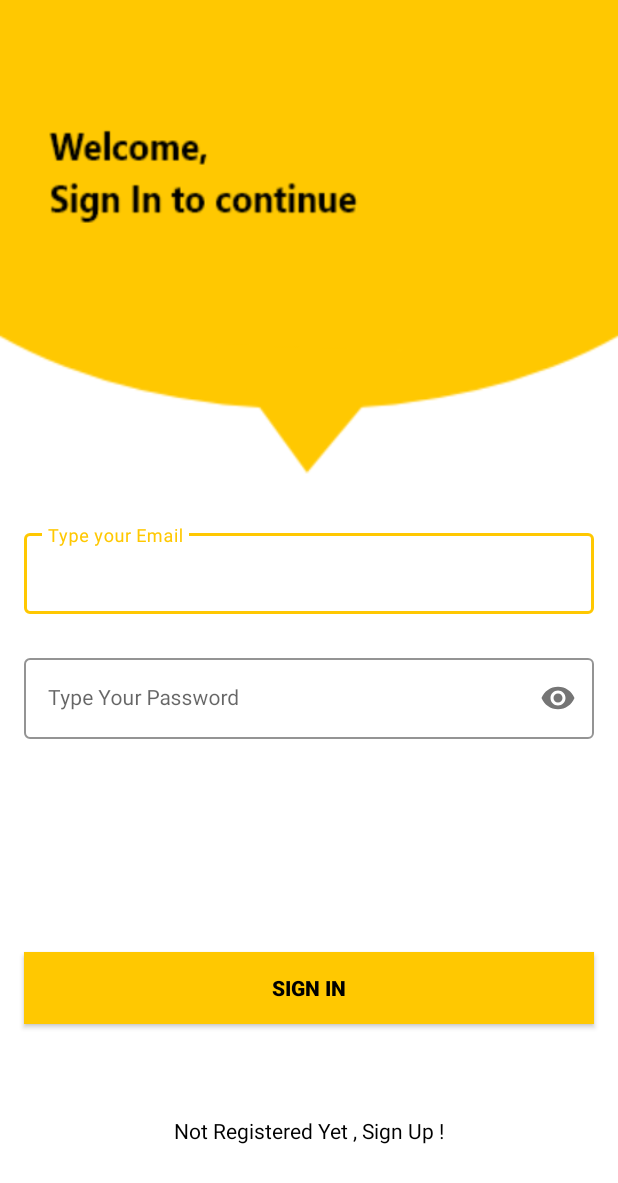
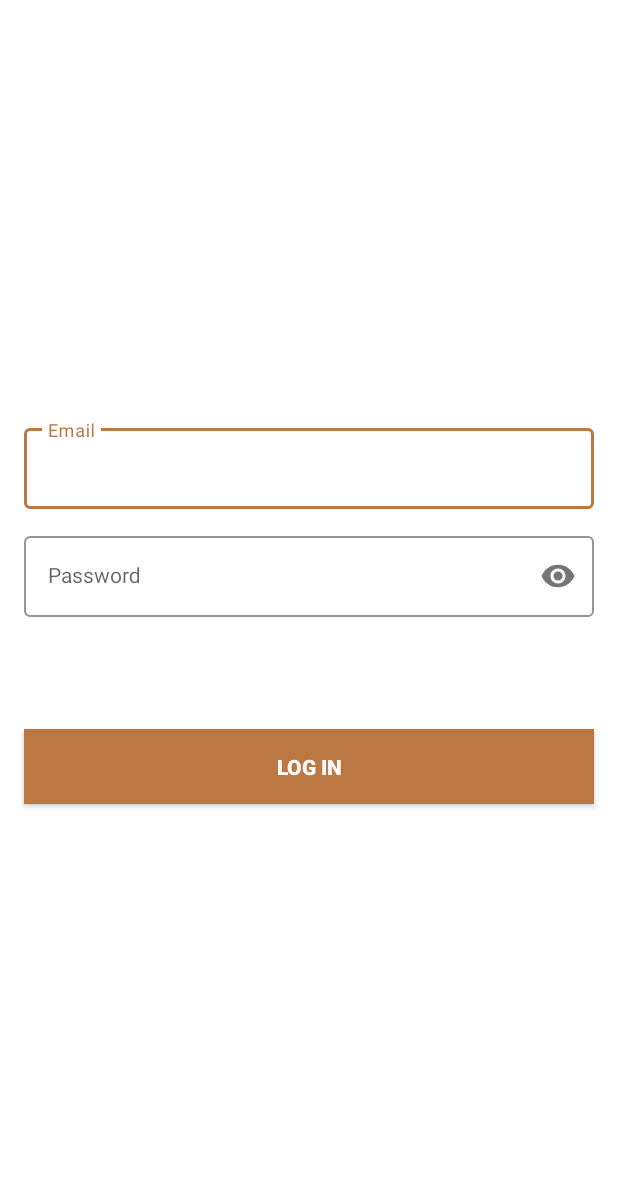
Before and after one commit to gelaelala/WanderPaw-Project, an Android app: the screen it shows after launch (SignInActivity before the commit, LogInActivity after it), on a phone screen of 412 x 824 dp. Shown: the top 1183 px of the screen. Run offline under Robolectric (Android 15) with nearby library versions, the phone set to English and light mode, and no system bars; our stand-ins replace Firebase (no records; nobody signed in at launch, a user with empty details on screens opened directly).

Commit message:
On Log In Page, Password and Email input fields working; both connected to databas. Log In button wokring too--connects to a different page

```diff
--- a/Source Code/app/src/main/AndroidManifest.xml
+++ b/Source Code/app/src/main/AndroidManifest.xml
@@ -10,7 +10,7 @@
         android:supportsRtl="true"
         android:theme="@style/Theme.LoginAndSignUp">
         <activity
-            android:name=".SignInActivity"
+            android:name=".LogInActivity"
             android:exported="true">
             <intent-filter>
                 <action android:name="android.intent.action.MAIN" />
--- /dev/null
+++ b/Source Code/app/src/main/java/com/codingstuff/loginandsignup/LogInActivity.kt
@@ -0,0 +1,57 @@
+package com.codingstuff.loginandsignup
+
+import android.content.Intent
+import android.os.Bundle
+import android.widget.Toast
+import androidx.appcompat.app.AppCompatActivity
+import com.codingstuff.loginandsignup.databinding.ActivityLogInBinding
+import com.google.firebase.auth.FirebaseAuth
+
+class LogInActivity : AppCompatActivity() {
+
+    private lateinit var binding: ActivityLogInBinding
+    private lateinit var firebaseAuth: FirebaseAuth
+
+    override fun onCreate(savedInstanceState: Bundle?) {
+        super.onCreate(savedInstanceState)
+        binding = ActivityLogInBinding.inflate(layoutInflater)
+        setContentView(binding.root)
+
+
+        firebaseAuth = FirebaseAuth.getInstance()
+//        binding.textView.setOnClickListener {
+//            val intent = Intent(this, SignUpActivity::class.java)
+//            startActivity(intent)
+//        }
+
+        binding.button.setOnClickListener {
+            val email = binding.emailEt.text.toString()
+            val pass = binding.passET.text.toString()
+
+            if (email.isNotEmpty() && pass.isNotEmpty()) {
+
+                firebaseAuth.signInWithEmailAndPassword(email, pass).addOnCompleteListener {
+                    if (it.isSuccessful) {
+                        val intent = Intent(this, MainActivity::class.java)
+                        startActivity(intent)
+                    } else {
+                        Toast.makeText(this, it.exception.toString(), Toast.LENGTH_SHORT).show()
+
+                    }
+                }
+            } else {
+                Toast.makeText(this, "Empty Fields Are not Allowed !!", Toast.LENGTH_SHORT).show()
+
+            }
+        }
+    }
+
+    override fun onStart() {
+        super.onStart()
+
+        if(firebaseAuth.currentUser != null){
+            val intent = Intent(this, MainActivity::class.java)
+            startActivity(intent)
+        }
+    }
+}
--- a/Source Code/app/src/main/java/com/codingstuff/loginandsignup/SignInActivity.kt
+++ /dev/null
@@ -1,57 +0,0 @@
-package com.codingstuff.loginandsignup
-
-import android.content.Intent
-import android.os.Bundle
-import android.widget.Toast
-import androidx.appcompat.app.AppCompatActivity
-import com.codingstuff.loginandsignup.databinding.ActivitySignInBinding
-import com.google.firebase.auth.FirebaseAuth
-
-class SignInActivity : AppCompatActivity() {
-
-    private lateinit var binding: ActivitySignInBinding
-    private lateinit var firebaseAuth: FirebaseAuth
-
-    override fun onCreate(savedInstanceState: Bundle?) {
-        super.onCreate(savedInstanceState)
-        binding = ActivitySignInBinding.inflate(layoutInflater)
-        setContentView(binding.root)
-
-
-        firebaseAuth = FirebaseAuth.getInstance()
-        binding.textView.setOnClickListener {
-            val intent = Intent(this, SignUpActivity::class.java)
-            startActivity(intent)
-        }
-
-        binding.button.setOnClickListener {
-            val email = binding.emailEt.text.toString()
-            val pass = binding.passET.text.toString()
-
-            if (email.isNotEmpty() && pass.isNotEmpty()) {
-
-                firebaseAuth.signInWithEmailAndPassword(email, pass).addOnCompleteListener {
-                    if (it.isSuccessful) {
-                        val intent = Intent(this, MainActivity::class.java)
-                        startActivity(intent)
-                    } else {
-                        Toast.makeText(this, it.exception.toString(), Toast.LENGTH_SHORT).show()
-
-                    }
-                }
-            } else {
-                Toast.makeText(this, "Empty Fields Are not Allowed !!", Toast.LENGTH_SHORT).show()
-
-            }
-        }
-    }
-
-    override fun onStart() {
-        super.onStart()
-
-        if(firebaseAuth.currentUser != null){
-            val intent = Intent(this, MainActivity::class.java)
-            startActivity(intent)
-        }
-    }
-}
--- a/Source Code/app/src/main/java/com/codingstuff/loginandsignup/SignUpActivity.kt
+++ b/Source Code/app/src/main/java/com/codingstuff/loginandsignup/SignUpActivity.kt
@@ -21,7 +21,7 @@ class SignUpActivity : AppCompatActivity() {
         firebaseAuth = FirebaseAuth.getInstance()
 
         binding.textView.setOnClickListener {
-            val intent = Intent(this, SignInActivity::class.java)
+            val intent = Intent(this, LogInActivity::class.java)
             startActivity(intent)
         }
         binding.button.setOnClickListener {
@@ -34,7 +34,7 @@ class SignUpActivity : AppCompatActivity() {
 
                     firebaseAuth.createUserWithEmailAndPassword(email, pass).addOnCompleteListener {
                         if (it.isSuccessful) {
-                            val intent = Intent(this, SignInActivity::class.java)
+                            val intent = Intent(this, LogInActivity::class.java)
                             startActivity(intent)
                         } else {
                             Toast.makeText(this, it.exception.toString(), Toast.LENGTH_SHORT).show()
--- /dev/null
+++ b/Source Code/app/src/main/res/layout/activity_log_in.xml
@@ -0,0 +1,85 @@
+<?xml version="1.0" encoding="utf-8"?>
+<androidx.constraintlayout.widget.ConstraintLayout xmlns:android="http://schemas.android.com/apk/res/android"
+    xmlns:app="http://schemas.android.com/apk/res-auto"
+    xmlns:tools="http://schemas.android.com/tools"
+    android:layout_width="match_parent"
+    android:layout_height="match_parent"
+    tools:context=".LogInActivity">
+
+
+    <com.google.android.material.textfield.TextInputLayout
+        android:id="@+id/emailLayout"
+        style="@style/LoginTextInputOuterFieldStyle"
+        android:layout_width="match_parent"
+        android:layout_height="60sp"
+        android:layout_marginHorizontal="16dp"
+        android:layout_marginTop="280dp"
+        app:boxStrokeColor="@color/palomino"
+        app:hintTextColor="@color/palomino"
+        app:layout_constraintEnd_toEndOf="parent"
+        app:layout_constraintHorizontal_bias="10"
+        app:layout_constraintStart_toStartOf="parent"
+        app:layout_constraintTop_toTopOf="parent">
+
+        <com.google.android.material.textfield.TextInputEditText
+            android:id="@+id/emailEt"
+            style="@style/LoginTextInputInnerFieldStyle"
+            android:layout_width="match_parent"
+            android:layout_height="wrap_content"
+            android:hint="@string/email_text"
+            android:inputType="textEmailAddress" />
+    </com.google.android.material.textfield.TextInputLayout>
+
+    <com.google.android.material.textfield.TextInputLayout
+        android:id="@+id/passwordLayout"
+        style="@style/LoginTextInputOuterFieldStyle"
+        android:layout_width="match_parent"
+        android:layout_height="60sp"
+        android:layout_marginHorizontal="16dp"
+        android:layout_marginTop="12dp"
+        android:layout_marginBottom="30dp"
+        app:boxStrokeColor="@color/palomino"
+        app:hintTextColor="@color/palomino"
+        app:layout_constraintEnd_toEndOf="parent"
+        app:layout_constraintHorizontal_bias="0.5"
+        app:layout_constraintStart_toStartOf="parent"
+        app:layout_constraintTop_toBottomOf="@id/emailLayout"
+        app:passwordToggleEnabled="true">
+
+        <com.google.android.material.textfield.TextInputEditText
+            android:id="@+id/passET"
+            style="@style/LoginTextInputInnerFieldStyle"
+            android:layout_width="match_parent"
+            android:layout_height="wrap_content"
+            android:hint="@string/pwd_text"
+            android:inputType="textPassword" />
+    </com.google.android.material.textfield.TextInputLayout>
+
+    <androidx.appcompat.widget.AppCompatButton
+        android:id="@+id/button"
+        android:layout_width="0dp"
+        android:layout_height="50sp"
+        android:layout_marginHorizontal="16dp"
+        android:background="@color/palomino"
+        android:text="@string/log_in"
+        android:textColor="@color/white"
+        android:textStyle="bold"
+        app:layout_constraintBottom_toBottomOf="parent"
+        app:layout_constraintEnd_toEndOf="parent"
+        app:layout_constraintStart_toStartOf="parent"
+        app:layout_constraintTop_toBottomOf="@+id/passwordLayout"
+        app:layout_constraintVertical_bias="0.204" />
+
+<!--    <TextView-->
+<!--        android:id="@+id/textView"-->
+<!--        android:layout_width="wrap_content"-->
+<!--        android:layout_height="wrap_content"-->
+<!--        android:textColor="@color/black"-->
+<!--        android:text="Not Registered Yet , Sign Up !"-->
+<!--        app:layout_constraintBottom_toBottomOf="parent"-->
+<!--        app:layout_constraintEnd_toEndOf="parent"-->
+<!--        app:layout_constraintHorizontal_bias="0.5"-->
+<!--        app:layout_constraintStart_toStartOf="parent"-->
+<!--        app:layout_constraintTop_toBottomOf="@+id/button" />-->
+
+</androidx.constraintlayout.widget.ConstraintLayout>
--- a/Source Code/app/src/main/res/layout/activity_sign_in.xml
+++ /dev/null
@@ -1,85 +0,0 @@
-<?xml version="1.0" encoding="utf-8"?>
-<androidx.constraintlayout.widget.ConstraintLayout xmlns:android="http://schemas.android.com/apk/res/android"
-    xmlns:app="http://schemas.android.com/apk/res-auto"
-    xmlns:tools="http://schemas.android.com/tools"
-    android:layout_width="match_parent"
-    android:layout_height="match_parent"
-    android:background="@drawable/signin_screen"
-    tools:context=".SignInActivity">
-
-
-    <com.google.android.material.textfield.TextInputLayout
-        android:id="@+id/emailLayout"
-        style="@style/LoginTextInputOuterFieldStyle"
-        android:layout_width="match_parent"
-        android:layout_height="wrap_content"
-        android:layout_marginHorizontal="16dp"
-        android:layout_marginTop="350dp"
-        app:boxStrokeColor="@color/yellow"
-        app:hintTextColor="@color/yellow"
-        app:layout_constraintEnd_toEndOf="parent"
-        app:layout_constraintHorizontal_bias="0.5"
-        app:layout_constraintStart_toStartOf="parent"
-        app:layout_constraintTop_toTopOf="parent">
-
-        <com.google.android.material.textfield.TextInputEditText
-            android:id="@+id/emailEt"
-            style="@style/LoginTextInputInnerFieldStyle"
-            android:layout_width="match_parent"
-            android:layout_height="wrap_content"
-            android:hint="Type your Email"
-            android:inputType="textEmailAddress" />
-    </com.google.android.material.textfield.TextInputLayout>
-
-    <com.google.android.material.textfield.TextInputLayout
-        android:id="@+id/passwordLayout"
-        style="@style/LoginTextInputOuterFieldStyle"
-        android:layout_width="match_parent"
-        android:layout_height="wrap_content"
-        android:layout_marginHorizontal="16dp"
-        android:layout_marginTop="24dp"
-        app:boxStrokeColor="@color/yellow"
-        app:hintTextColor="@color/yellow"
-        app:layout_constraintEnd_toEndOf="parent"
-        app:layout_constraintHorizontal_bias="0.5"
-        app:layout_constraintStart_toStartOf="parent"
-        app:layout_constraintTop_toBottomOf="@id/emailLayout"
-        app:passwordToggleEnabled="true">
-
-        <com.google.android.material.textfield.TextInputEditText
-            android:id="@+id/passET"
-            style="@style/LoginTextInputInnerFieldStyle"
-            android:layout_width="match_parent"
-            android:layout_height="wrap_content"
-            android:hint="Type Your Password"
-            android:inputType="textPassword" />
-    </com.google.android.material.textfield.TextInputLayout>
-
-    <androidx.appcompat.widget.AppCompatButton
-        android:id="@+id/button"
-        android:layout_width="0dp"
-        android:layout_height="wrap_content"
-        android:layout_marginHorizontal="16dp"
-        android:background="@color/yellow"
-        android:text="Sign In"
-        android:textColor="@color/black"
-        android:textStyle="bold"
-        app:layout_constraintBottom_toBottomOf="parent"
-        app:layout_constraintEnd_toEndOf="parent"
-        app:layout_constraintHorizontal_bias="0.5"
-        app:layout_constraintStart_toStartOf="parent"
-        app:layout_constraintTop_toBottomOf="@+id/passwordLayout" />
-
-    <TextView
-        android:id="@+id/textView"
-        android:layout_width="wrap_content"
-        android:layout_height="wrap_content"
-        android:textColor="@color/black"
-        android:text="Not Registered Yet , Sign Up !"
-        app:layout_constraintBottom_toBottomOf="parent"
-        app:layout_constraintEnd_toEndOf="parent"
-        app:layout_constraintHorizontal_bias="0.5"
-        app:layout_constraintStart_toStartOf="parent"
-        app:layout_constraintTop_toBottomOf="@+id/button" />
-
-</androidx.constraintlayout.widget.ConstraintLayout>
--- a/Source Code/app/src/main/res/values/colors.xml
+++ b/Source Code/app/src/main/res/values/colors.xml
@@ -10,6 +10,8 @@
 
 
     <color name="yellow">#FFC801</color>
+    <color name="palomino">#bb7843</color>
+
 
 
 
--- a/Source Code/app/src/main/res/values/strings.xml
+++ b/Source Code/app/src/main/res/values/strings.xml
@@ -1,3 +1,9 @@
 <resources>
-    <string name="app_name">LoginAndSignUp</string>
+    <string name="app_name">WanderPaw</string>
+    <string name="email_text">Email</string>
+    <string name="pwd_text">Password</string>
+    <string name="log_in">Log In</string>
+
+
+
 </resources>
```
Also changed, not shown: Source Code/app/build.gradle (+11 -9 lines), Source Code/build.gradle (+11 -4 lines), Source Code/app/src/main/res/drawable/signin_screen.png (deleted), Source Code/gradle/wrapper/gradle-wrapper.properties, 1 other file.
